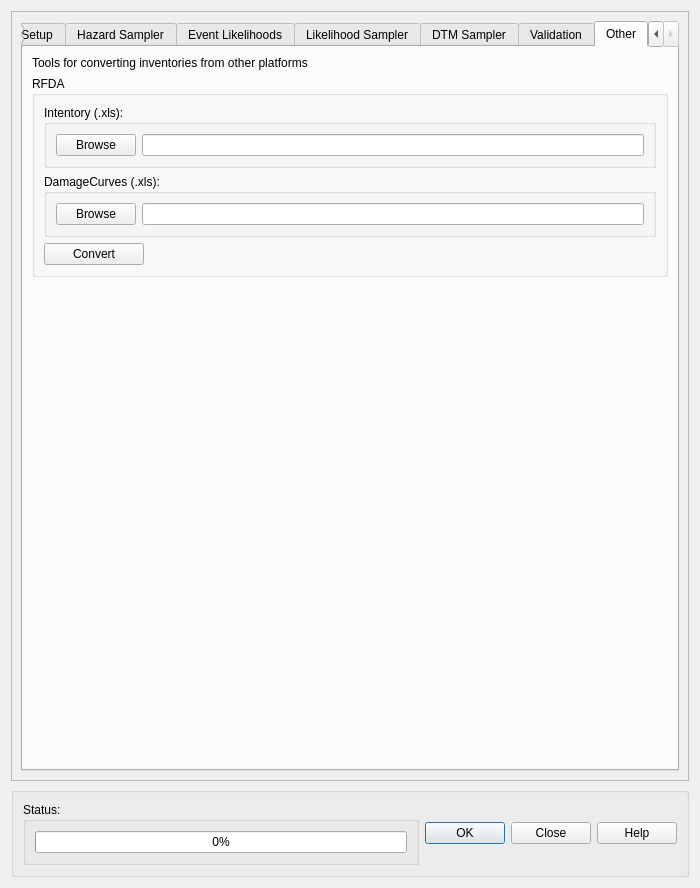
First picture: the form in canflood_inprep/ProjectDataPrep/ProjectDataPrepDialog_Base.ui, repository NRCan/CanFlood, before the edit.
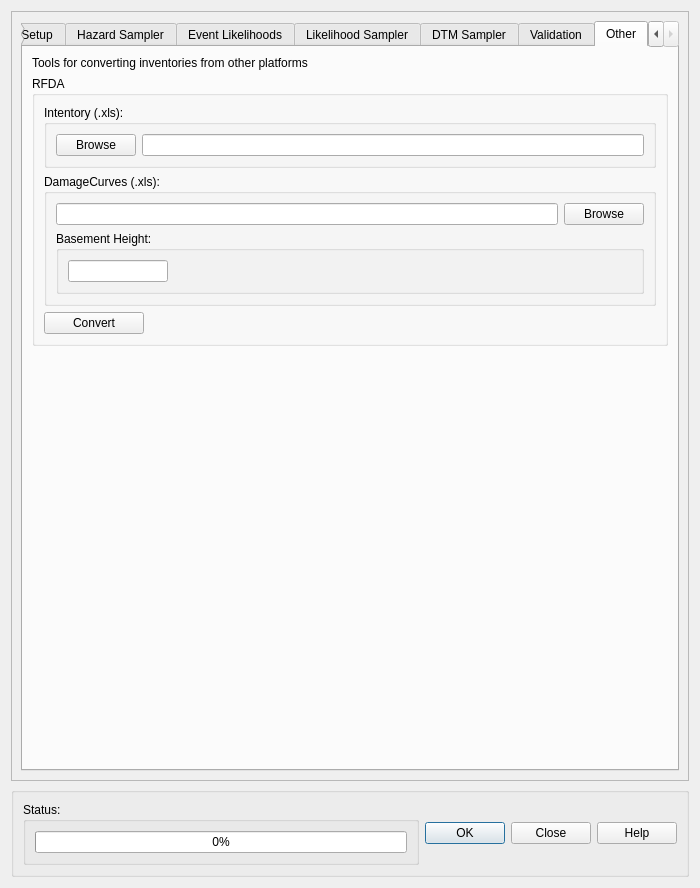
Second picture: the form after the edit. Custom widgets are drawn as their Qt base class.

Patch:
```diff
--- a/canflood_inprep/ProjectDataPrep/ProjectDataPrepDialog_Base.ui
+++ b/canflood_inprep/ProjectDataPrep/ProjectDataPrepDialog_Base.ui
@@ -2601,17 +2601,53 @@
                 <property name="title">
                  <string>DamageCurves (.xls):</string>
                 </property>
-                <layout class="QHBoxLayout" name="horizontalLayout_12">
+                <layout class="QVBoxLayout" name="verticalLayout_7">
                  <item>
-                  <widget class="QPushButton" name="pushButton_wd_OthRf_cv">
-                   <property name="text">
-                    <string>Browse</string>
+                  <layout class="QHBoxLayout" name="horizontalLayout_14">
+                   <item>
+                    <widget class="QLineEdit" name="lineEdit_wd_OthRf_cv"/>
+                   </item>
+                   <item>
+                    <widget class="QPushButton" name="pushButton_wd_OthRf_cv">
+                     <property name="text">
+                      <string>Browse</string>
+                     </property>
+                    </widget>
+                   </item>
+                  </layout>
+                 </item>
+                 <item>
+                  <widget class="QGroupBox" name="groupBox_29">
+                   <property name="title">
+                    <string>Basement Height:</string>
                    </property>
+                   <layout class="QHBoxLayout" name="horizontalLayout_12">
+                    <item>
+                     <widget class="QLineEdit" name="lineEdit_OthRf_bht">
+                      <property name="maximumSize">
+                       <size>
+                        <width>100</width>
+                        <height>16777215</height>
+                       </size>
+                      </property>
+                     </widget>
+                    </item>
+                    <item>
+                     <spacer name="horizontalSpacer">
+                      <property name="orientation">
+                       <enum>Qt::Horizontal</enum>
+                      </property>
+                      <property name="sizeHint" stdset="0">
+                       <size>
+                        <width>40</width>
+                        <height>20</height>
+                       </size>
+                      </property>
+                     </spacer>
+                    </item>
+                   </layout>
                   </widget>
                  </item>
-                 <item>
-                  <widget class="QLineEdit" name="lineEdit_wd_OthRf_cv"/>
-                 </item>
                 </layout>
                </widget>
               </item>
@@ -2639,7 +2675,7 @@
              <property name="sizeHint" stdset="0">
               <size>
                <width>20</width>
-               <height>518</height>
+               <height>457</height>
               </size>
              </property>
             </spacer>
```
